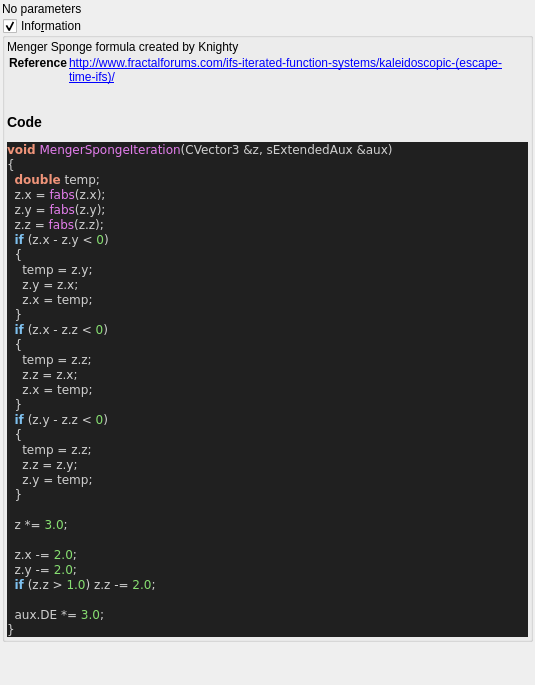
Before: the Qt Designer form mandelbulber2/qt_data/fractal_menger_sponge.ui in buddhi1980/mandelbulber2, drawn with Qt 5.
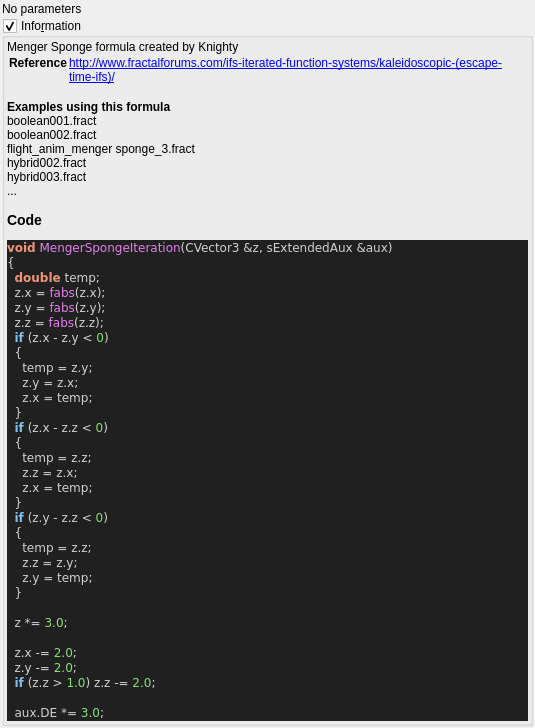
After: the same form once the commit is applied. Custom widgets are drawn as their Qt base class.

Commit message:
ui information - added example occurrences
now every formula, which is used in an example file, will display a list
of the example files in the information box. A maximum of 5 occurences is
displayed.
The script also outputs, which formulas do not yet have any example
files.

Patch:
```diff
--- a/mandelbulber2/qt_data/fractal_menger_sponge.ui
+++ b/mandelbulber2/qt_data/fractal_menger_sponge.ui
@@ -70,7 +70,7 @@
 &lt;tr&gt;&lt;th&gt;Reference&lt;/th&gt;&lt;td&gt;&lt;a href=&quot;http://www.fractalforums.com/ifs-iterated-function-systems/kaleidoscopic-(escape-time-ifs)/&quot;&gt;http://www.fractalforums.com/ifs-iterated-function-systems/kaleidoscopic-(escape-time-ifs)/&lt;br&gt;
 &lt;/td&gt;&lt;/tr&gt;
 &lt;/table&gt;
-&lt;h3&gt;Code&lt;/h3&gt;
+&lt;b&gt;Examples using this formula&lt;/b&gt;&lt;br&gt;boolean001.fract&lt;br&gt;boolean002.fract&lt;br&gt;flight_anim_menger sponge_3.fract&lt;br&gt;hybrid002.fract&lt;br&gt;hybrid003.fract&lt;br&gt;...&lt;h3&gt;Code&lt;/h3&gt;
 &lt;body style=&quot;background-color:#202020&quot;&gt;
 &lt;pre style=&quot;color:#d0d0d0; background-color:#202020;  font-family:'Courier New',monospace;&quot;&gt;&lt;span style=&quot;color:#f09479; font-weight:bold&quot;&gt;void&lt;/span&gt; &lt;span style=&quot;color:#e47eed&quot;&gt;MengerSpongeIteration&lt;/span&gt;&lt;span style=&quot;color:#d0d0d0&quot;&gt;(&lt;/span&gt;CVector3 &lt;span style=&quot;color:#d0d0d0&quot;&gt;&amp;amp;&lt;/span&gt;z&lt;span style=&quot;color:#d0d0d0&quot;&gt;,&lt;/span&gt; sExtendedAux &lt;span style=&quot;color:#d0d0d0&quot;&gt;&amp;amp;&lt;/span&gt;aux&lt;span style=&quot;color:#d0d0d0&quot;&gt;)&lt;/span&gt;
 &lt;span style=&quot;color:#d0d0d0&quot;&gt;{&lt;/span&gt;
```
The commit also changes 59 other files.
